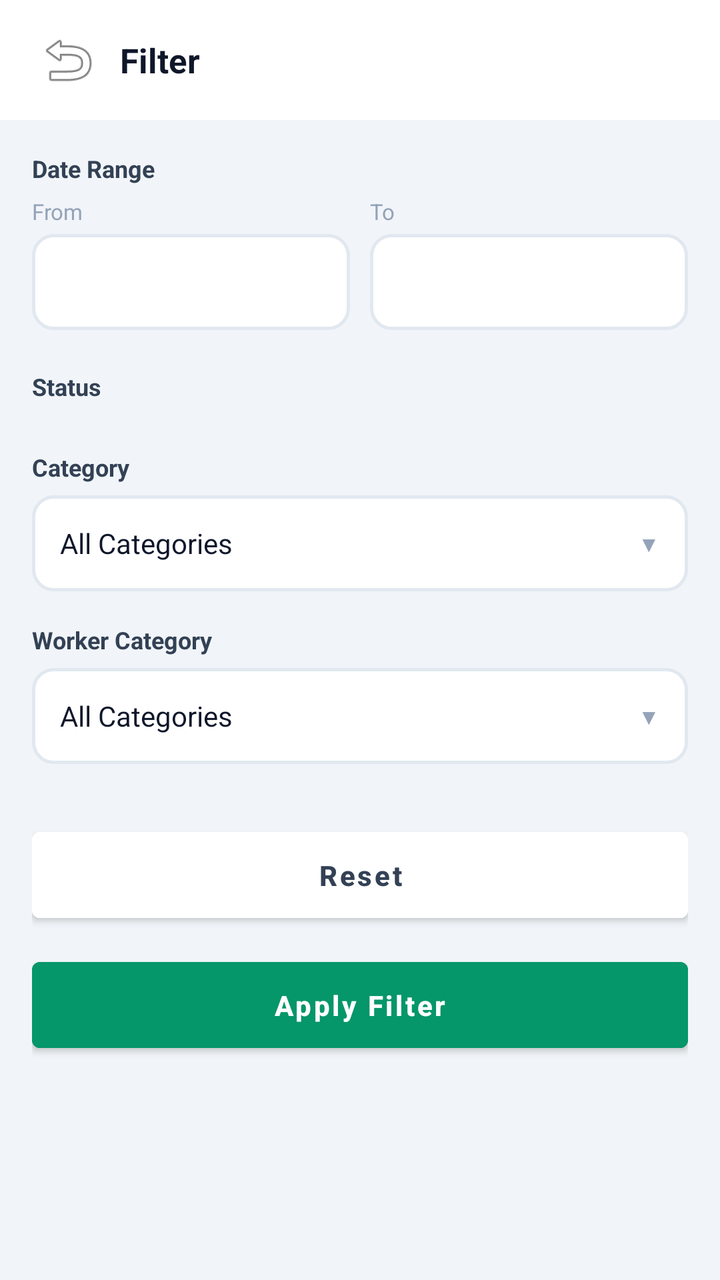
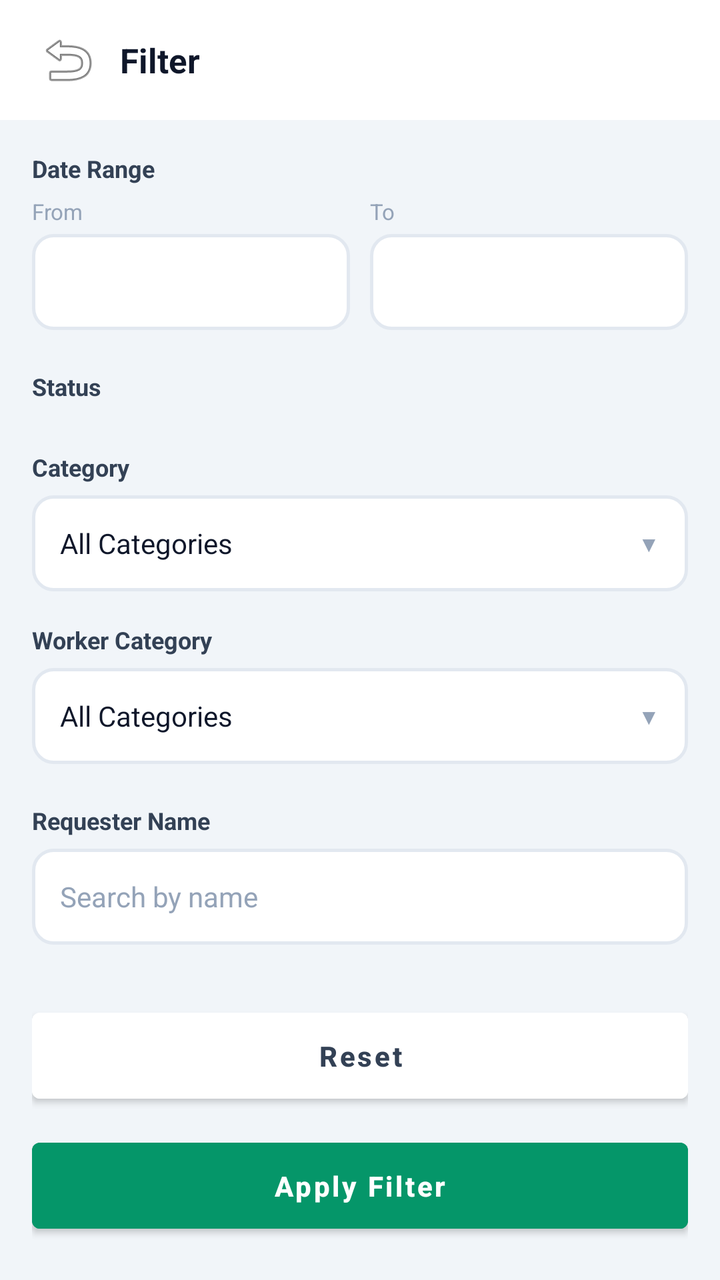

Two renders of the same Android screen: before a commit and after it. Below are the layout's source before the change and the commit's diff.
<!-- AndroidManifest.xml: application theme Theme.DataBridge -->
<!-- res/layout/fragment_petty_cash_filter.xml -->
<?xml version="1.0" encoding="utf-8"?>
<FrameLayout
    xmlns:android="http://schemas.android.com/apk/res/android"
    xmlns:app="http://schemas.android.com/apk/res-auto"
    android:layout_width="match_parent"
    android:layout_height="match_parent"
    android:background="#F1F5F9">

    <LinearLayout
        android:layout_width="match_parent"
        android:layout_height="match_parent"
        android:orientation="vertical">

        
        <LinearLayout
            android:layout_width="match_parent"
            android:layout_height="wrap_content"
            android:orientation="horizontal"
            android:gravity="center_vertical"
            android:paddingHorizontal="16dp"
            android:paddingVertical="12dp"
            android:background="#FFFFFF">

            <ImageButton
                android:id="@+id/btnPcFilterBack"
                android:layout_width="36dp"
                android:layout_height="36dp"
                android:src="@android:drawable/ic_menu_revert"
                android:background="?attr/selectableItemBackgroundBorderless"
                android:contentDescription="Back" />

            <TextView
                android:layout_width="0dp"
                android:layout_weight="1"
                android:layout_height="wrap_content"
                android:text="Filter"
                android:textSize="17sp"
                android:textStyle="bold"
                android:textColor="#0F172A"
                android:layout_marginStart="8dp" />
        </LinearLayout>

        <ScrollView
            android:layout_width="match_parent"
            android:layout_height="0dp"
            android:layout_weight="1"
            android:fillViewport="true"
            android:clipToPadding="false"
            android:paddingBottom="16dp">

            <LinearLayout
                android:layout_width="match_parent"
                android:layout_height="wrap_content"
                android:orientation="vertical"
                android:padding="16dp">

                
                <TextView
                    android:layout_width="wrap_content"
                    android:layout_height="wrap_content"
                    android:text="Date Range"
                    android:textSize="12sp"
                    android:textStyle="bold"
                    android:textColor="#334155" />

                <LinearLayout
                    android:layout_width="match_parent"
                    android:layout_height="wrap_content"
                    android:orientation="horizontal"
                    android:layout_marginTop="6dp">

                    <LinearLayout
                        android:layout_width="0dp"
                        android:layout_weight="1"
                        android:layout_height="wrap_content"
                        android:orientation="vertical">

                        <TextView
                            android:layout_width="wrap_content"
                            android:layout_height="wrap_content"
                            android:text="From"
                            android:textSize="11sp"
                            android:textColor="#94A3B8" />

                        <TextView
                            android:id="@+id/tvPcFilterDateFrom"
                            android:layout_width="match_parent"
                            android:layout_height="48dp"
                            android:layout_marginTop="4dp"
                            android:background="@drawable/bg_pc_input"
                            android:gravity="center_vertical"
                            android:paddingHorizontal="12dp"
                            android:textSize="13sp"
                            android:textColor="#0F172A"
                            android:clickable="true"
                            android:focusable="true" />
                    </LinearLayout>

                    <View
                        android:layout_width="10dp"
                        android:layout_height="1dp" />

                    <LinearLayout
                        android:layout_width="0dp"
                        android:layout_weight="1"
                        android:layout_height="wrap_content"
                        android:orientation="vertical">

                        <TextView
                            android:layout_width="wrap_content"
                            android:layout_height="wrap_content"
                            android:text="To"
                            android:textSize="11sp"
                            android:textColor="#94A3B8" />

                        <TextView
                            android:id="@+id/tvPcFilterDateTo"
                            android:layout_width="match_parent"
                            android:layout_height="48dp"
                            android:layout_marginTop="4dp"
                            android:background="@drawable/bg_pc_input"
                            android:gravity="center_vertical"
                            android:paddingHorizontal="12dp"
                            android:textSize="13sp"
                            android:textColor="#0F172A"
                            android:clickable="true"
                            android:focusable="true" />
                    </LinearLayout>
                </LinearLayout>

                
                <TextView
                    android:layout_width="wrap_content"
                    android:layout_height="wrap_content"
                    android:text="Status"
                    android:textSize="12sp"
                    android:textStyle="bold"
                    android:textColor="#334155"
                    android:layout_marginTop="20dp" />

                <LinearLayout
                    android:id="@+id/layoutPcFilterStatusOptions"
                    android:layout_width="match_parent"
                    android:layout_height="wrap_content"
                    android:orientation="vertical"
                    android:layout_marginTop="4dp" />

                
                <TextView
                    android:layout_width="wrap_content"
                    android:layout_height="wrap_content"
                    android:text="Category"
                    android:textSize="12sp"
                    android:textStyle="bold"
                    android:textColor="#334155"
                    android:layout_marginTop="20dp" />

                <LinearLayout
                    android:id="@+id/layoutPcFilterCategory"
                    android:layout_width="match_parent"
                    android:layout_height="48dp"
                    android:orientation="horizontal"
                    android:gravity="center_vertical"
                    android:layout_marginTop="6dp"
                    android:background="@drawable/bg_pc_input"
                    android:paddingHorizontal="14dp"
                    android:clickable="true"
                    android:focusable="true">

                    <TextView
                        android:id="@+id/tvPcFilterCategorySelected"
                        android:layout_width="0dp"
                        android:layout_weight="1"
                        android:layout_height="wrap_content"
                        android:text="All Categories"
                        android:textSize="14sp"
                        android:textColor="#0F172A" />

                    <TextView
                        android:layout_width="wrap_content"
                        android:layout_height="wrap_content"
                        android:text="\u25BC"
                        android:textSize="11sp"
                        android:textColor="#94A3B8" />
                </LinearLayout>

                
                <TextView
                    android:layout_width="wrap_content"
                    android:layout_height="wrap_content"
                    android:text="Worker Category"
                    android:textSize="12sp"
                    android:textStyle="bold"
                    android:textColor="#334155"
                    android:layout_marginTop="16dp" />

                <LinearLayout
                    android:id="@+id/layoutPcFilterWorkerCategory"
                    android:layout_width="match_parent"
                    android:layout_height="48dp"
                    android:orientation="horizontal"
                    android:gravity="center_vertical"
                    android:layout_marginTop="6dp"
                    android:background="@drawable/bg_pc_input"
                    android:paddingHorizontal="14dp"
                    android:clickable="true"
                    android:focusable="true">

                    <TextView
                        android:id="@+id/tvPcFilterWorkerCategorySelected"
                        android:layout_width="0dp"
                        android:layout_weight="1"
                        android:layout_height="wrap_content"
                        android:text="All Categories"
                        android:textSize="14sp"
                        android:textColor="#0F172A" />

                    <TextView
                        android:layout_width="wrap_content"
                        android:layout_height="wrap_content"
                        android:text="\u25BC"
                        android:textSize="11sp"
                        android:textColor="#94A3B8" />
                </LinearLayout>

                
                <Button
                    android:id="@+id/btnPcFilterReset"
                    android:layout_width="match_parent"
                    android:layout_height="wrap_content"
                    android:layout_marginTop="28dp"
                    android:text="Reset"
                    android:textAllCaps="false"
                    android:textStyle="bold"
                    android:textColor="#334155"
                    android:backgroundTint="#FFFFFF"
                    android:paddingVertical="12dp" />

                <Button
                    android:id="@+id/btnPcFilterApply"
                    android:layout_width="match_parent"
                    android:layout_height="wrap_content"
                    android:layout_marginTop="10dp"
                    android:text="Apply Filter"
                    android:textAllCaps="false"
                    android:textStyle="bold"
                    android:textColor="#FFFFFF"
                    android:backgroundTint="#059669"
                    android:paddingVertical="12dp" />

            </LinearLayout>
        </ScrollView>
    </LinearLayout>
</FrameLayout>
<!-- resources referenced by this layout -->
<resources>
  <!-- drawable bg_pc_input (drawable) -->
  <?xml version="1.0" encoding="utf-8"?>
  <shape xmlns:android="http://schemas.android.com/apk/res/android"
      android:shape="rectangle">
      <solid android:color="#FFFFFF" />
      <stroke android:width="1.5dp" android:color="#E2E8F0" />
      <corners android:radius="10dp" />
  </shape>
  <style name="Theme.DataBridge" parent="Theme.MaterialComponents.DayNight.NoActionBar">
      <item name="colorPrimary">#00d4ff</item>
      <item name="colorPrimaryVariant">#16213e</item>
      <item name="colorOnPrimary">#ffffff</item>
      <item name="colorSecondary">#00d4ff</item>
      <item name="android:statusBarColor">#1a1a2e</item>
  </style>
</resources>

<!-- the commit's change to res/layout/fragment_petty_cash_filter.xml (unified diff, before → after) -->
@@ -224,6 +224,31 @@
                 </LinearLayout>
 
                 
+                <TextView
+                    android:layout_width="wrap_content"
+                    android:layout_height="wrap_content"
+                    android:text="Requester Name"
+                    android:textSize="12sp"
+                    android:textStyle="bold"
+                    android:textColor="#334155"
+                    android:layout_marginTop="20dp" />
+
+                <EditText
+                    android:id="@+id/etPcFilterRequesterName"
+                    android:layout_width="match_parent"
+                    android:layout_height="48dp"
+                    android:layout_marginTop="6dp"
+                    android:background="@drawable/bg_pc_input"
+                    android:paddingHorizontal="14dp"
+                    android:hint="Search by name"
+                    android:textSize="14sp"
+                    android:textColor="#0F172A"
+                    android:textColorHint="#94A3B8"
+                    android:inputType="textPersonName"
+                    android:maxLines="1"
+                    android:imeOptions="actionDone" />
+
+                
                 <Button
                     android:id="@+id/btnPcFilterReset"
                     android:layout_width="match_parent"
